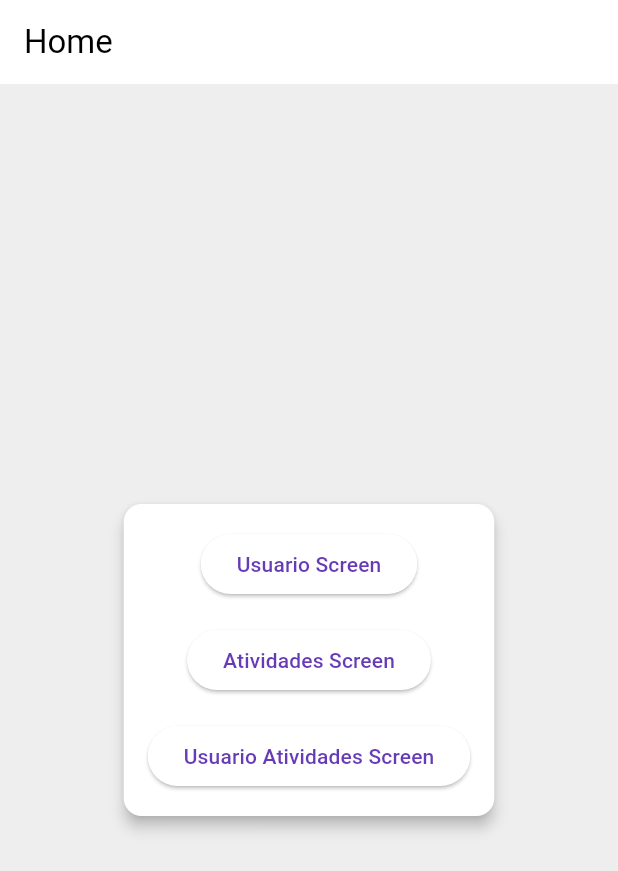
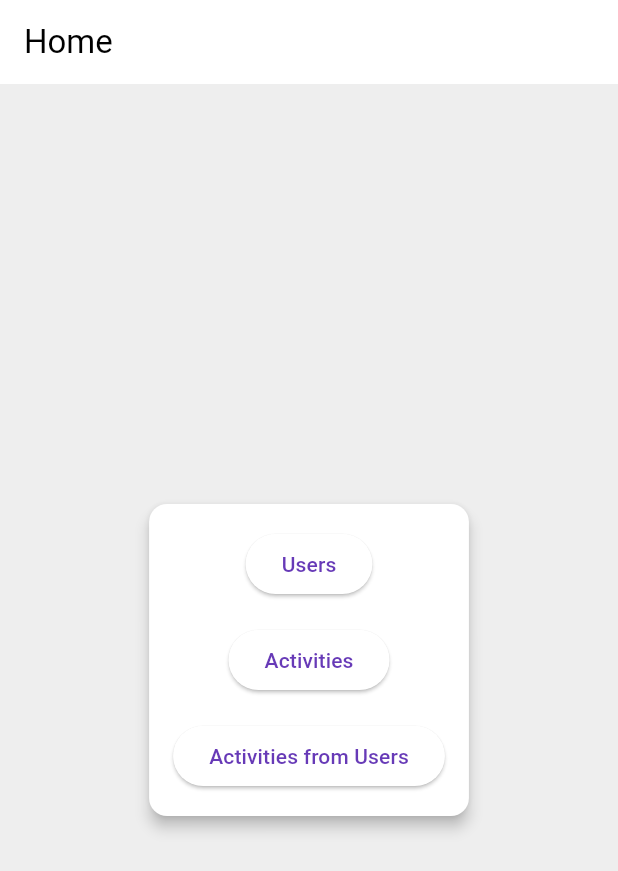
Before and after one commit to KozielGPC/opt120, a Flutter app: the screen it shows after launch, on a phone screen of 412 x 824 dp. Shown: the top 871 px of the screen. Run offline on Flutter 3.47's test engine with Material 3 defaults, Android fonts, the phone set to English and light mode, and no system bars.

Commit message:
refactor: update header page name

```diff
--- a/app/lib/atividades_screen.dart
+++ b/app/lib/atividades_screen.dart
@@ -34,7 +34,7 @@ class _AtividadesScreenState extends State<AtividadesScreen> {
   Widget build(BuildContext context) {
     return Scaffold(
       appBar: AppBar(
-        title: Text('Atividades'),
+        title: Text('Activities'),
       ),
       body: SingleChildScrollView(
         child: Center(
--- a/app/lib/home_page.dart
+++ b/app/lib/home_page.dart
@@ -26,7 +26,7 @@ class HomeScreen extends StatelessWidget {
                       MaterialPageRoute(builder: (context) => UsuarioScreen()),
                     );
                   },
-                  child: Text('Usuario Screen'),
+                  child: Text('Users'),
                 ),
                 SizedBox(height: 16),
                 ElevatedButton(
@@ -36,7 +36,7 @@ class HomeScreen extends StatelessWidget {
                       MaterialPageRoute(builder: (context) => AtividadesScreen()),
                     );
                   },
-                  child: Text('Atividades Screen'),
+                  child: Text('Activities'),
                 ),
                 SizedBox(height: 16),
                 ElevatedButton(
@@ -46,7 +46,7 @@ class HomeScreen extends StatelessWidget {
                       MaterialPageRoute(builder: (context) => UsuarioAtividadesScreen()),
                     );
                   },
-                  child: Text('Usuario Atividades Screen'),
+                  child: Text('Activities from Users'),
                 ),
               ],
             ),
--- a/app/lib/usuario_atividades_screen.dart
+++ b/app/lib/usuario_atividades_screen.dart
@@ -16,7 +16,7 @@ class _UsuarioAtividadesScreenState extends State<UsuarioAtividadesScreen> {
   Widget build(BuildContext context) {
     return Scaffold(
         appBar: AppBar(
-          title: Text('Associate Usuario with Atividade'),
+          title: Text('Activities from Users'),
         ),
         body: Center(
           child: ConstrainedBox(
--- a/app/lib/usuario_screen.dart
+++ b/app/lib/usuario_screen.dart
@@ -34,7 +34,7 @@ class _UsuarioScreenState extends State<UsuarioScreen> {
   Widget build(BuildContext context) {
     return Scaffold(
       appBar: AppBar(
-        title: Text('Usuarios'),
+        title: Text('Users'),
       ),
       body: SingleChildScrollView(
         child: Center(
```
